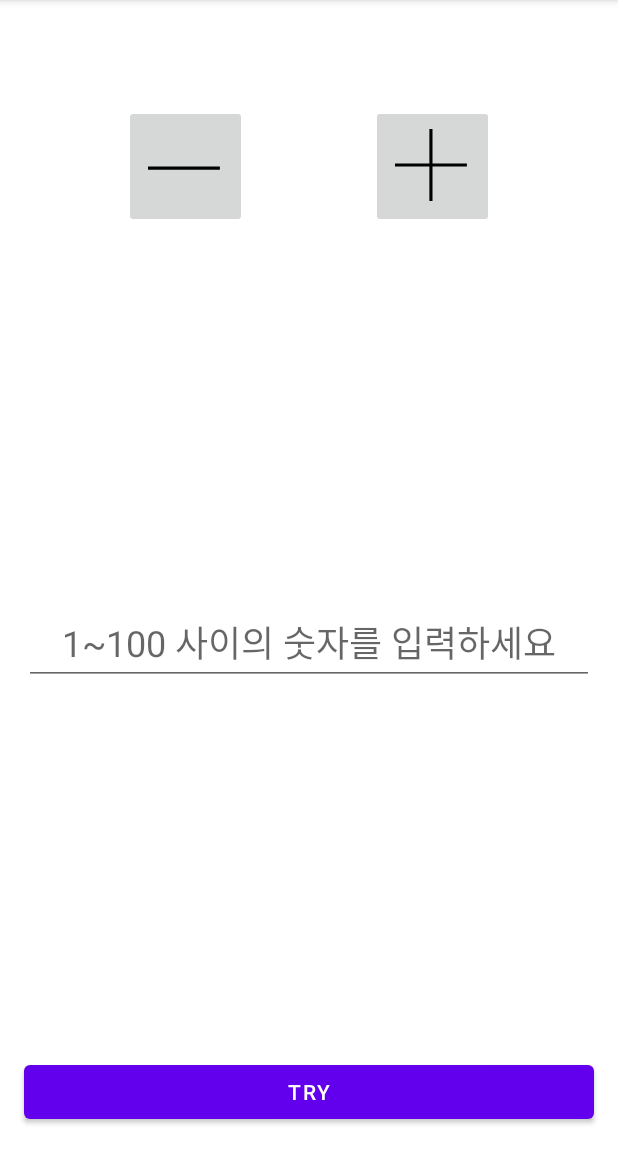
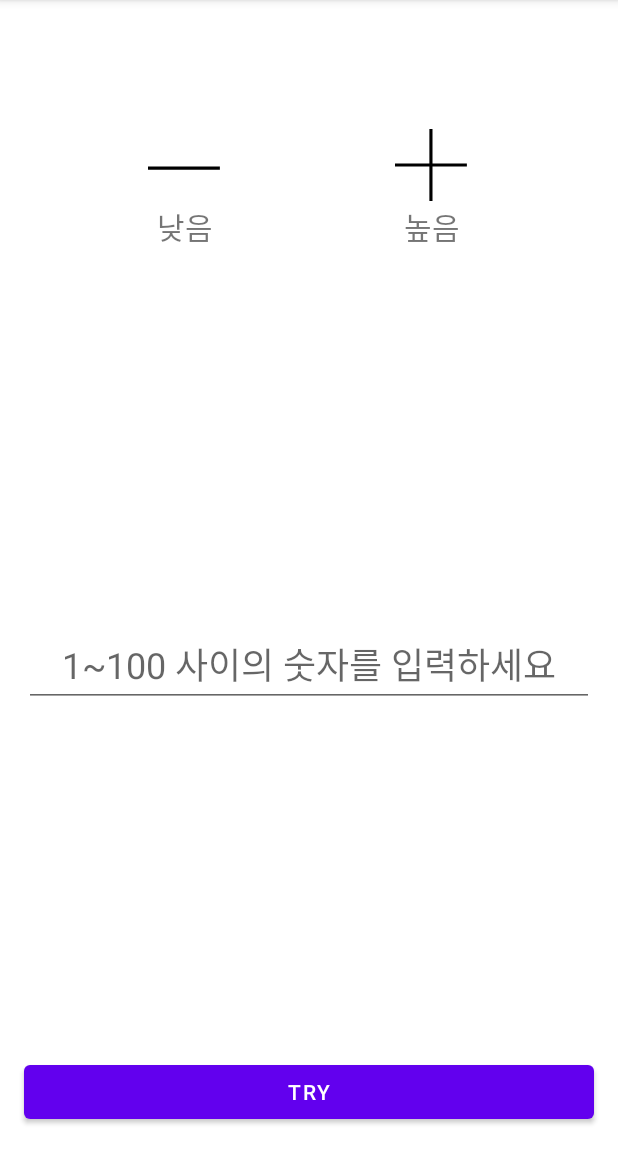
Before and after one commit to eastar-dev/NumberQuiz, an Android app: the fragment SingleFr placed in its activity, on a phone screen of 412 x 824 dp, the part 84-1236 px from its top. Run offline under Robolectric (Android 15) with nearby library versions, the phone set to English and light mode, and no system bars; our stand-ins replace data binding; 1 statement that could not run was skipped.

Commit message:
009-ui-coding single

```diff
--- a/app/build.gradle
+++ b/app/build.gradle
@@ -1,6 +1,7 @@
 plugins {
     id 'com.android.application'
     id 'kotlin-android'
+    id 'kotlin-kapt'
     id 'de.mannodermaus.android-junit5'
 }
 
@@ -76,4 +77,7 @@ dependencies {
 
     // https://mvnrepository.com/artifact/org.jetbrains.kotlin/kotlin-reflect
     testImplementation 'org.jetbrains.kotlin:kotlin-reflect:1.4.32'
+
+    debugApi 'com.github.eastar-dev.EastarLog2:log:2.0.8'
+    releaseApi 'com.github.eastar-dev.EastarLog2:logNoOp:2.0.8'
 }
--- a/app/src/main/java/dev/eastar/numberquiz/Main.kt
+++ b/app/src/main/java/dev/eastar/numberquiz/Main.kt
@@ -24,6 +24,7 @@ class Main : AppCompatActivity() {
         }
 
         viewModel.moveFragment.observe(this) { clz ->
+            android.log.Log.e(clz)
             supportFragmentManager.commit { replace(R.id.container, clz.newInstance()) }
         }
     }
--- /dev/null
+++ b/app/src/main/java/dev/eastar/numberquiz/util/BindingAdapterUtil.kt
@@ -0,0 +1,9 @@
+package dev.eastar.numberquiz.util
+
+import android.view.View
+import androidx.databinding.BindingAdapter
+
+@BindingAdapter("select")
+fun View.isSelect(isSelect: Boolean) {
+    isSelected = isSelect
+}
--- /dev/null
+++ b/app/src/main/res/drawable/low_high_bg.xml
@@ -0,0 +1,6 @@
+<?xml version="1.0" encoding="utf-8"?>
+<selector xmlns:android="http://schemas.android.com/apk/res/android">
+    <item android:drawable="@drawable/low_high_bg_p" android:state_pressed="true" />
+    <item android:drawable="@drawable/low_high_bg_p" android:state_selected="true" />
+    <item android:drawable="@drawable/low_high_bg_n" />
+</selector>
--- /dev/null
+++ b/app/src/main/res/drawable/low_high_bg_n.xml
@@ -0,0 +1,12 @@
+<?xml version="1.0" encoding="utf-8"?>
+<shape xmlns:android="http://schemas.android.com/apk/res/android"
+    xmlns:tools="http://schemas.android.com/tools"
+    android:shape="rectangle">
+    <solid
+        android:color="#0000"
+        tools:color="#5f0f" />
+    <corners android:radius="6dp" />
+    <size
+        android:width="60dp"
+        android:height="60dp" />
+</shape>
--- /dev/null
+++ b/app/src/main/res/drawable/low_high_bg_p.xml
@@ -0,0 +1,9 @@
+<?xml version="1.0" encoding="utf-8"?>
+<shape xmlns:android="http://schemas.android.com/apk/res/android"
+    android:shape="rectangle">
+    <solid android:color="#5f00" />
+    <corners android:radius="6dp" />
+    <size
+        android:width="60dp"
+        android:height="60dp" />
+</shape>
--- a/app/src/main/res/layout/main_fr.xml
+++ b/app/src/main/res/layout/main_fr.xml
@@ -22,9 +22,9 @@
             android:layout_width="wrap_content"
             android:layout_height="wrap_content"
             android:drawableTop="@drawable/ic_single"
+            android:onClick="@{()->viewmodel.startSinglePlay()}"
             android:padding="8dp"
             android:text="싱글"
-            android:onClick="@{()->viewmodel.startMultiPlay()}"
             app:layout_constraintBottom_toBottomOf="parent"
             app:layout_constraintEnd_toEndOf="parent"
             app:layout_constraintEnd_toStartOf="@+id/multi"
@@ -36,6 +36,7 @@
             android:layout_width="wrap_content"
             android:layout_height="wrap_content"
             android:drawableTop="@drawable/ic_multi"
+            android:onClick="@{()->viewmodel.startMultiPlay()}"
             android:padding="8dp"
             android:text="멀티"
             app:layout_constraintBottom_toBottomOf="parent"
--- a/app/src/main/res/layout/single_fr.xml
+++ b/app/src/main/res/layout/single_fr.xml
@@ -9,6 +9,7 @@
             name="viewmodel"
             type="dev.eastar.numberquiz.main.SingleViewModel" />
 
+        <import type="dev.eastar.numberquiz.data.GameResult" />
     </data>
 
     <androidx.constraintlayout.widget.ConstraintLayout
@@ -17,29 +18,37 @@
         android:layout_height="match_parent"
         tools:context=".main.MainFr">
 
-        <ImageButton
+        <TextView
             android:id="@+id/low"
             android:layout_width="wrap_content"
             android:layout_height="wrap_content"
             android:layout_marginTop="70dp"
-            android:contentDescription="낮음"
+            android:background="@drawable/low_high_bg"
+            android:drawableTop="@drawable/ic_low"
+            android:gravity="center"
             android:padding="16dp"
-            android:src="@drawable/ic_low"
+            android:text="낮음"
+            android:textSize="20sp"
             app:layout_constraintEnd_toStartOf="@+id/high"
             app:layout_constraintStart_toStartOf="parent"
-            app:layout_constraintTop_toTopOf="parent" />
+            app:layout_constraintTop_toTopOf="parent"
+            app:select="@{viewmodel.gameResult == GameResult.low}" />
 
-        <ImageButton
+        <TextView
             android:id="@+id/high"
             android:layout_width="wrap_content"
             android:layout_height="wrap_content"
-            android:contentDescription="높음"
+            android:background="@drawable/low_high_bg"
+            android:drawableTop="@drawable/ic_high"
+            android:gravity="center"
             android:padding="16dp"
-            android:scaleType="center"
-            android:src="@drawable/ic_high"
+            android:text="높음"
+            android:textSize="20sp"
+            app:layout_constraintBaseline_toBaselineOf="@+id/low"
             app:layout_constraintEnd_toEndOf="parent"
             app:layout_constraintStart_toEndOf="@+id/low"
-            app:layout_constraintTop_toTopOf="@id/low" />
+            app:select="@{viewmodel.gameResult == GameResult.high}" />
+
 
         <androidx.appcompat.widget.AppCompatEditText
             android:layout_width="match_parent"
--- a/build.gradle
+++ b/build.gradle
@@ -15,12 +15,11 @@ buildscript {
     }
 }
 
-
-
 allprojects {
     repositories {
         google()
         jcenter()
+        maven { url 'https://jitpack.io' }
     }
 }
 
```
